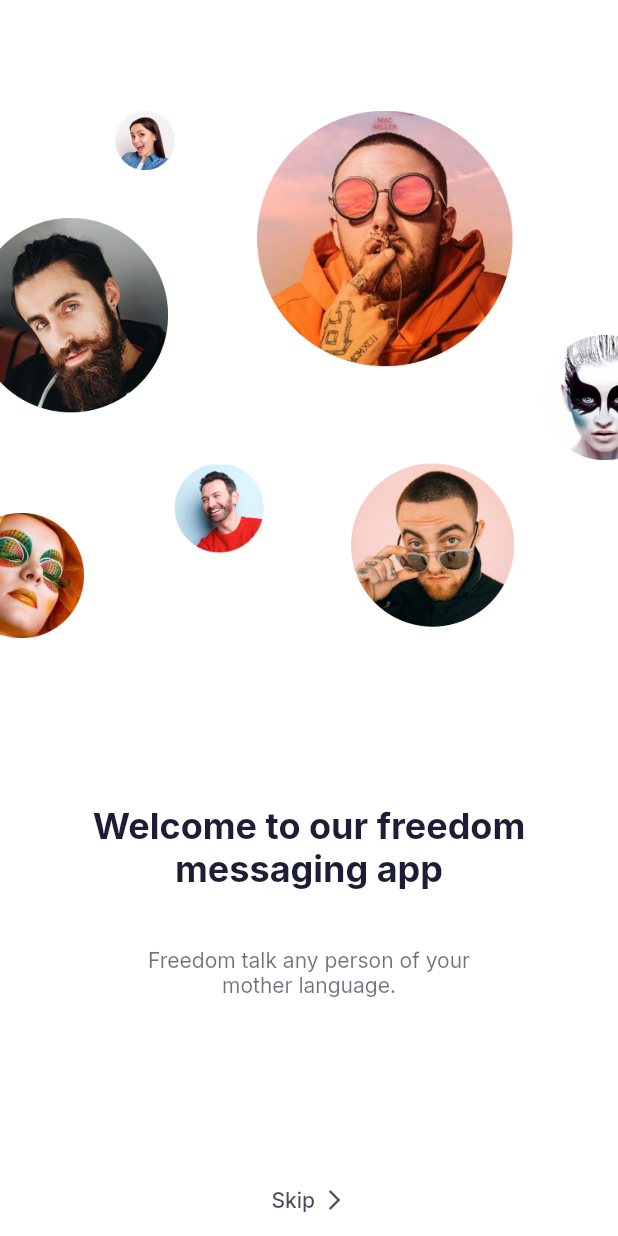
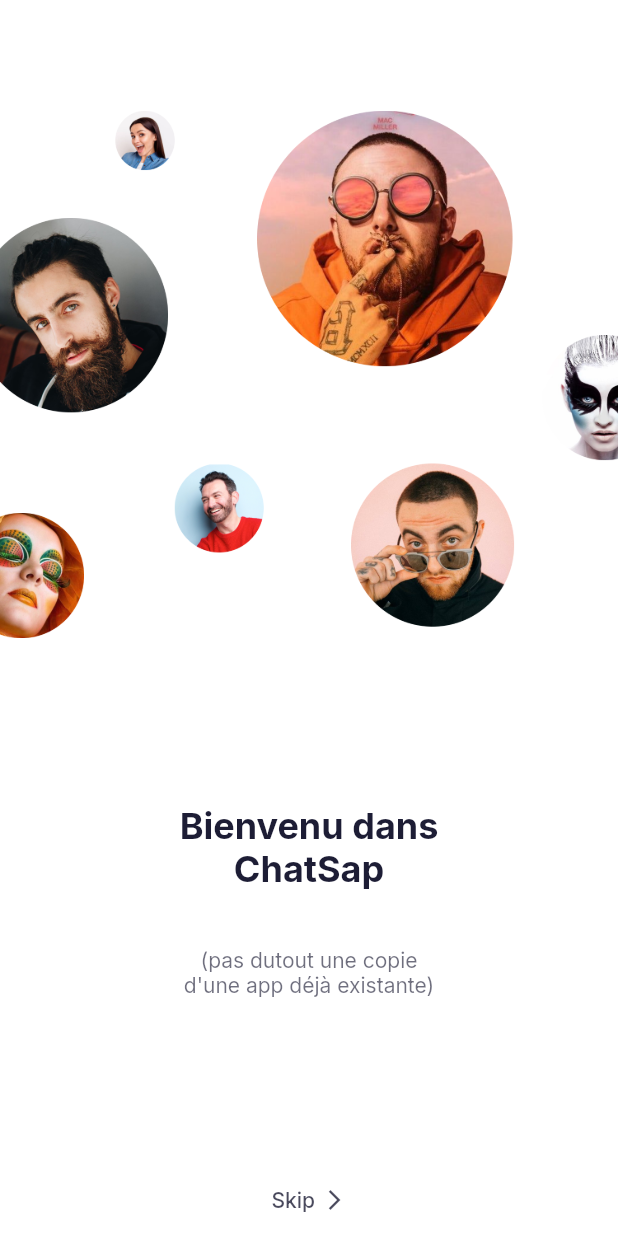
Before and after one commit to JulienGuillaud/ChatSap, a Flutter app: the screen it shows after launch, on a phone screen of 412 x 824 dp. Run offline on Flutter 3.47's test engine with Material 2 defaults, Android fonts, the phone set to English and light mode, and no system bars; our stand-ins replace google_fonts.

Commit message:
Modification page accueil

```diff
--- a/lib/main.dart
+++ b/lib/main.dart
@@ -11,7 +11,7 @@ class MyApp extends StatelessWidget {
   @override
   Widget build(BuildContext context) {
     return MaterialApp(
-      title: 'Flutter Demo',
+      title: 'ChatSap',
       debugShowCheckedModeBanner: false,
       theme: lightThemeData(context),
       darkTheme: darkThemeData(context),
--- a/lib/screens/welcome/welcome_screen.dart
+++ b/lib/screens/welcome/welcome_screen.dart
@@ -13,7 +13,7 @@ class WelcomeScreen extends StatelessWidget {
             Image.asset("assets/images/welcome_image.png"),
             Spacer(flex: 3),
             Text(
-              "Welcome to our freedom \nmessaging app",
+              "Bienvenu dans \nChatSap",
               textAlign: TextAlign.center,
               style: Theme.of(context)
                   .textTheme
@@ -22,7 +22,7 @@ class WelcomeScreen extends StatelessWidget {
             ),
             Spacer(),
             Text(
-              "Freedom talk any person of your \nmother language.",
+              "(pas dutout une copie \nd'une app déjà existante)",
               textAlign: TextAlign.center,
               style: TextStyle(
                 color: Theme.of(context)
```
